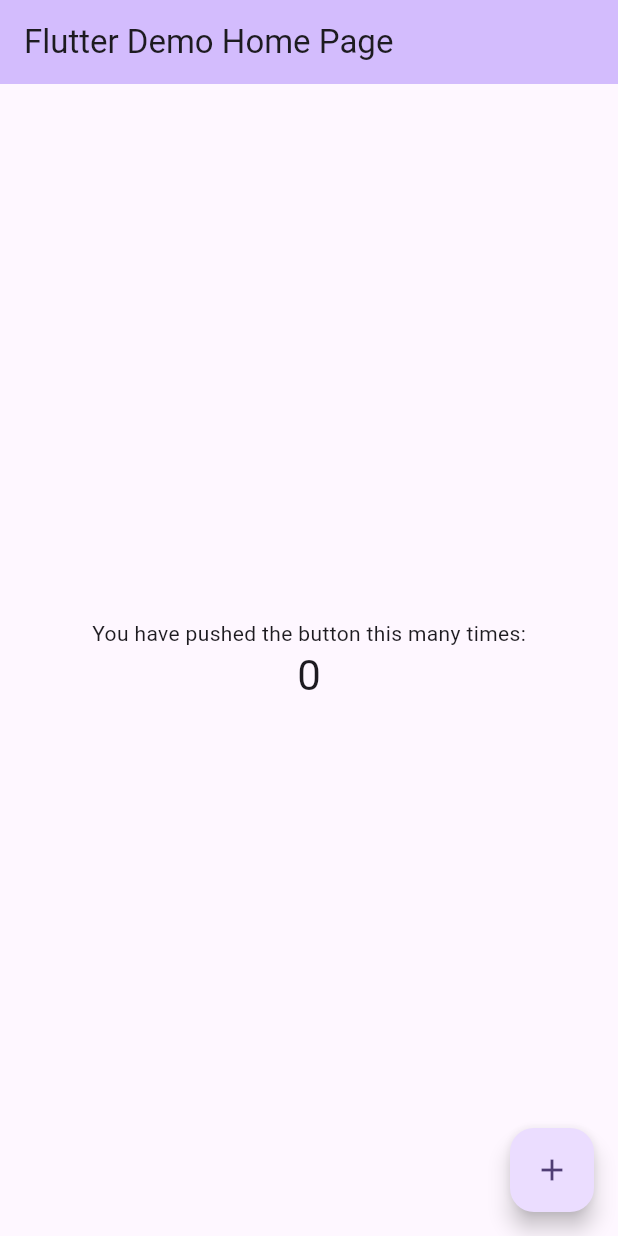
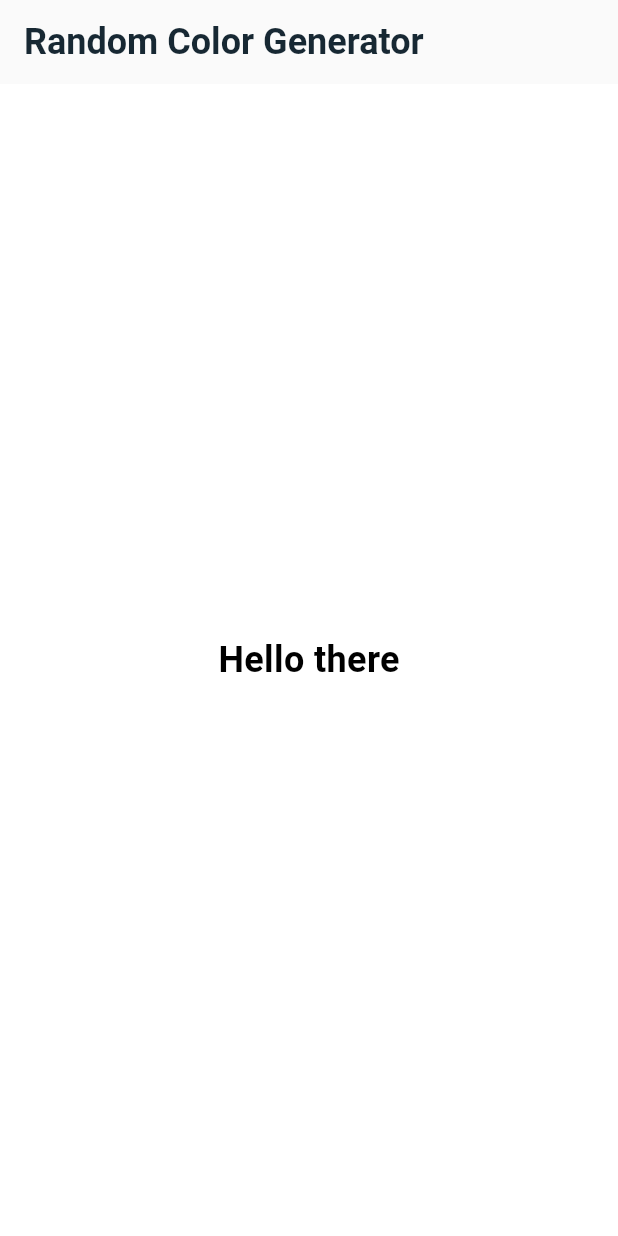
Before and after one commit to fahim08/random_colour, a Flutter app: the screen it shows after launch, on a phone screen of 412 x 824 dp. Run offline on Flutter 3.47's test engine with Material 2 defaults, Android fonts, the phone set to English and light mode, and no system bars.

Commit message:
Completed the random colours app

```diff
--- /dev/null
+++ b/lib/common/rc_constants.dart
@@ -0,0 +1,8 @@
+///Constants file
+class RCConstants {
+  ///Constant variable for base luminous
+  static const double cvBaseLuminous = 0.5;
+
+  ///Constant variable for RGB Max value
+  static const int cvRGBMaxValue = 256;
+}
--- /dev/null
+++ b/lib/common/res/rc_colors.dart
@@ -0,0 +1,51 @@
+import 'package:flutter/material.dart';
+
+///To get the colors according to the theme
+extension RCColors on BuildContext {
+  /// Boolean to check whether the theme is light mode
+  bool get isLightMode => Theme.of(this).brightness == Brightness.light;
+
+  /// Function to get the colours according to the theme
+  Color color(
+    RCColorDetail lightDarkColor, {
+    bool defaultColor = false,
+  }) =>
+      defaultColor
+          ? lightDarkColor.any
+          : isLightMode
+              ? lightDarkColor.light ?? lightDarkColor.any
+              : lightDarkColor.dark ?? lightDarkColor.any;
+}
+
+///To get color of overall app
+class RCColorDetail {
+  ///Color which is set as a default value
+  final Color any;
+
+  ///Color which is set for light mode
+  final Color? light;
+
+  ///Color which is set for dark mode
+  final Color? dark;
+
+  /// To get the colors according to the theme
+  RCColorDetail({
+    required this.any,
+    this.light,
+    this.dark,
+  });
+}
+
+/// Colour variable for App Bar
+RCColorDetail get cvAppBar => RCColorDetail(
+      any: const Color(0xFFFAFAFA),
+      light: const Color(0xFFFAFAFA),
+      dark: const Color(0xFF172833),
+    );
+
+/// Colour variable for App Bar Text
+RCColorDetail get cvAppBarText => RCColorDetail(
+      any: const Color(0xFF172833),
+      light: const Color(0xFF172833),
+      dark: const Color(0xFFFAFAFA),
+    );
--- /dev/null
+++ b/lib/common/res/rc_dimens.dart
@@ -0,0 +1,5 @@
+///Dimensions file
+class RCDimens {
+  ///Dimension variable for Font size
+  static const double dvFontSize = 24;
+}
--- /dev/null
+++ b/lib/common/res/rc_strings.dart
@@ -0,0 +1,40 @@
+import 'package:flutter/material.dart';
+
+/// String extensions for all the strings used in the app
+extension RCStrings on BuildContext {
+  /// Current Locale variable
+  Locale get currentLocale => Localizations.localeOf(this);
+
+  /// Get the string from the strings file according to the language
+  String string(RCStringDetail detail) {
+    return currentLocale.languageCode == 'en'
+        ? detail.english
+        : (detail.french ?? detail.english);
+  }
+}
+
+///To get string of overall app
+class RCStringDetail {
+  ///To get string of English language
+  final String english;
+
+  ///To get string of French language
+  final String? french;
+
+  ///String details constructor
+  RCStringDetail({
+    required this.english,
+    this.french,
+  });
+}
+
+///To get string of Hello There text
+RCStringDetail get tvHelloThere => RCStringDetail(
+      english: 'Hello there',
+      french: 'Bonjour',
+    );
+
+///To get string of App Bar Title
+RCStringDetail get tvAppBarTitle => RCStringDetail(
+      english: 'Random Color Generator',
+    );
--- a/lib/main.dart
+++ b/lib/main.dart
@@ -1,125 +1,7 @@
 import 'package:flutter/material.dart';
+import 'package:random_colour/rc_app.dart';
 
 void main() {
-  runApp(const MyApp());
+  WidgetsFlutterBinding.ensureInitialized(); //all widgets are rendered here
+  runApp(RCApp());
 }
-
-class MyApp extends StatelessWidget {
-  const MyApp({super.key});
-
-  // This widget is the root of your application.
-  @override
-  Widget build(BuildContext context) {
-    return MaterialApp(
-      title: 'Flutter Demo',
-      theme: ThemeData(
-        // This is the theme of your application.
-        //
-        // TRY THIS: Try running your application with "flutter run". You'll see
-        // the application has a blue toolbar. Then, without quitting the app,
-        // try changing the seedColor in the colorScheme below to Colors.green
-        // and then invoke "hot reload" (save your changes or press the "hot
-        // reload" button in a Flutter-supported IDE, or press "r" if you used
-        // the command line to start the app).
-        //
-        // Notice that the counter didn't reset back to zero; the application
-        // state is not lost during the reload. To reset the state, use hot
-        // restart instead.
-        //
-        // This works for code too, not just values: Most code changes can be
-        // tested with just a hot reload.
-        colorScheme: ColorScheme.fromSeed(seedColor: Colors.deepPurple),
-        useMaterial3: true,
-      ),
-      home: const MyHomePage(title: 'Flutter Demo Home Page'),
-    );
-  }
-}
-
-class MyHomePage extends StatefulWidget {
-  const MyHomePage({super.key, required this.title});
-
-  // This widget is the home page of your application. It is stateful, meaning
-  // that it has a State object (defined below) that contains fields that affect
-  // how it looks.
-
-  // This class is the configuration for the state. It holds the values (in this
-  // case the title) provided by the parent (in this case the App widget) and
-  // used by the build method of the State. Fields in a Widget subclass are
-  // always marked "final".
-
-  final String title;
-
-  @override
-  State<MyHomePage> createState() => _MyHomePageState();
-}
-
-class _MyHomePageState extends State<MyHomePage> {
-  int _counter = 0;
-
-  void _incrementCounter() {
-    setState(() {
-      // This call to setState tells the Flutter framework that something has
-      // changed in this State, which causes it to rerun the build method below
-      // so that the display can reflect the updated values. If we changed
-      // _counter without calling setState(), then the build method would not be
-      // called again, and so nothing would appear to happen.
-      _counter++;
-    });
-  }
-
-  @override
-  Widget build(BuildContext context) {
-    // This method is rerun every time setState is called, for instance as done
-    // by the _incrementCounter method above.
-    //
-    // The Flutter framework has been optimized to make rerunning build methods
-    // fast, so that you can just rebuild anything that needs updating rather
-    // than having to individually change instances of widgets.
-    return Scaffold(
-      appBar: AppBar(
-        // TRY THIS: Try changing the color here to a specific color (to
-        // Colors.amber, perhaps?) and trigger a hot reload to see the AppBar
-        // change color while the other colors stay the same.
-        backgroundColor: Theme.of(context).colorScheme.inversePrimary,
-        // Here we take the value from the MyHomePage object that was created by
-        // the App.build method, and use it to set our appbar title.
-        title: Text(widget.title),
-      ),
-      body: Center(
-        // Center is a layout widget. It takes a single child and positions it
-        // in the middle of the parent.
-        child: Column(
-          // Column is also a layout widget. It takes a list of children and
-          // arranges them vertically. By default, it sizes itself to fit its
-          // children horizontally, and tries to be as tall as its parent.
-          //
-          // Column has various properties to control how it sizes itself and
-          // how it positions its children. Here we use mainAxisAlignment to
-          // center the children vertically; the main axis here is the vertical
-          // axis because Columns are vertical (the cross axis would be
-          // horizontal).
-          //
-          // TRY THIS: Invoke "debug painting" (choose the "Toggle Debug Paint"
-          // action in the IDE, or press "p" in the console), to see the
-          // wireframe for each widget.
-          mainAxisAlignment: MainAxisAlignment.center,
-          children: <Widget>[
-            const Text(
-              'You have pushed the button this many times:',
-            ),
-            Text(
-              '$_counter',
-              style: Theme.of(context).textTheme.headlineMedium,
-            ),
-          ],
-        ),
-      ),
-      floatingActionButton: FloatingActionButton(
-        onPressed: _incrementCounter,
-        tooltip: 'Increment',
-        child: const Icon(Icons.add),
-      ), // This trailing comma makes auto-formatting nicer for build methods.
-    );
-  }
-}
--- /dev/null
+++ b/lib/rc_app.dart
@@ -0,0 +1,91 @@
+import 'dart:math';
+
+import 'package:flutter/material.dart';
+import 'package:random_colour/common/rc_constants.dart';
+import 'package:random_colour/common/res/rc_colors.dart';
+import 'package:random_colour/common/res/rc_dimens.dart';
+import 'package:random_colour/common/res/rc_strings.dart';
+
+///Random Colors App
+class RCApp extends StatelessWidget {
+  @override
+  Widget build(BuildContext context) {
+    return MaterialApp(
+      debugShowCheckedModeBanner: false,
+      theme: ThemeData(
+        colorScheme: ColorScheme.fromSeed(seedColor: Colors.white),
+        useMaterial3: true,
+      ),
+      home: RandomColourApp(),
+    );
+  }
+}
+
+///Random Colors App
+class RandomColourApp extends StatefulWidget {
+  @override
+  State<RandomColourApp> createState() => _RandomColourAppState();
+}
+
+class _RandomColourAppState extends State<RandomColourApp> {
+  Color _initialBackgroundColor = Colors.white;
+  Color _initialTextColor = Colors.black;
+
+  void changeBackgroundColor() {
+    setState(() {
+      _initialBackgroundColor = _generateRandomColor();
+      _updateTextColor();
+    });
+  }
+
+  void _updateTextColor() {
+    // Calculate the luminance of the background color
+    final double luminance = _initialBackgroundColor.computeLuminance();
+
+    // Determine the contrast color based on the background luminance
+    _initialTextColor =
+        luminance > RCConstants.cvBaseLuminous ? Colors.black : Colors.white;
+  }
+
+  Color _generateRandomColor() {
+    final Random random = Random();
+
+    return Color.fromRGBO(
+      random.nextInt(RCConstants.cvRGBMaxValue),
+      random.nextInt(RCConstants.cvRGBMaxValue),
+      random.nextInt(RCConstants.cvRGBMaxValue),
+      1,
+    );
+  }
+
+  @override
+  Widget build(BuildContext context) {
+    return GestureDetector(
+      onTap: changeBackgroundColor,
+      child: Scaffold(
+        appBar: AppBar(
+          backgroundColor: context.color(cvAppBar),
+          title: Text(
+            context.string(tvAppBarTitle),
+            style: TextStyle(
+              fontSize: RCDimens.dvFontSize,
+              color: context.color(cvAppBarText),
+              fontWeight: FontWeight.bold,
+            ),
+          ),
+        ),
+        backgroundColor: _initialBackgroundColor,
+        body: Center(
+          child: Text(
+            context.string(tvHelloThere),
+            style: TextStyle(
+              fontSize: RCDimens.dvFontSize,
+              color: _initialTextColor,
+              fontWeight: FontWeight.bold,
+            ),
+          ),
+        ),
+      ),
+    );
+  }
+}
```
Also changed, not shown: 1 other file.
